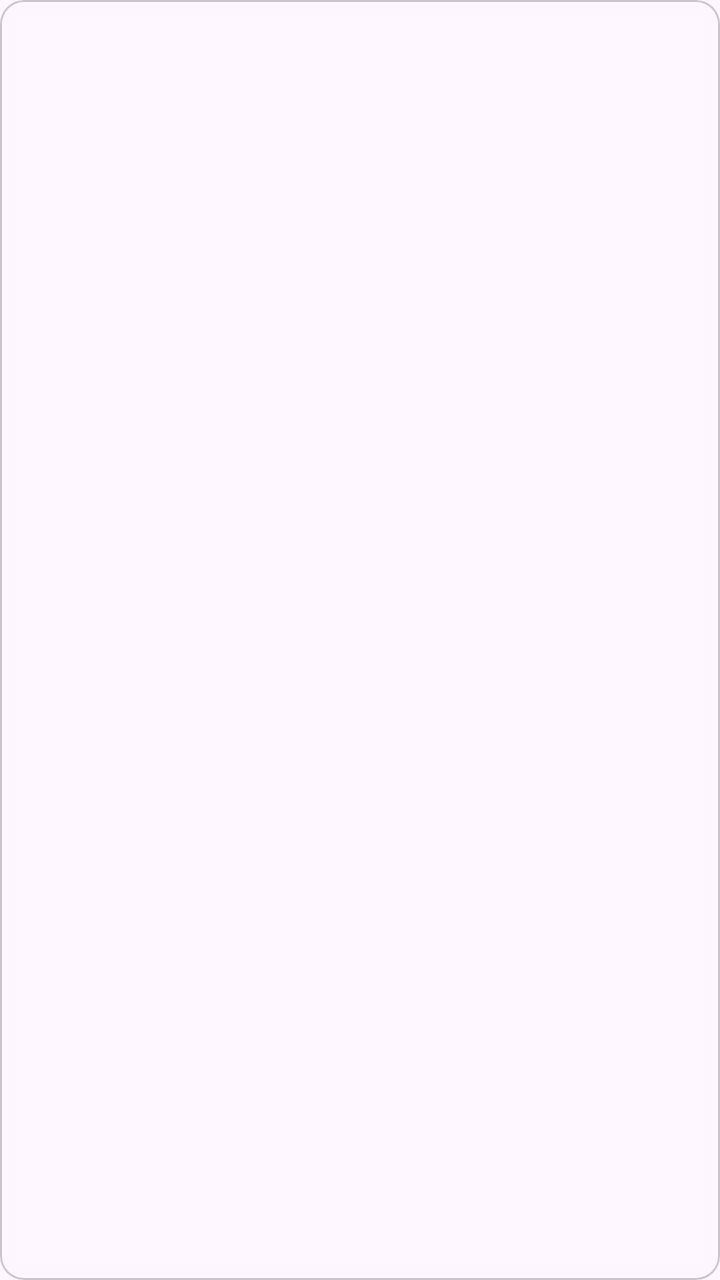
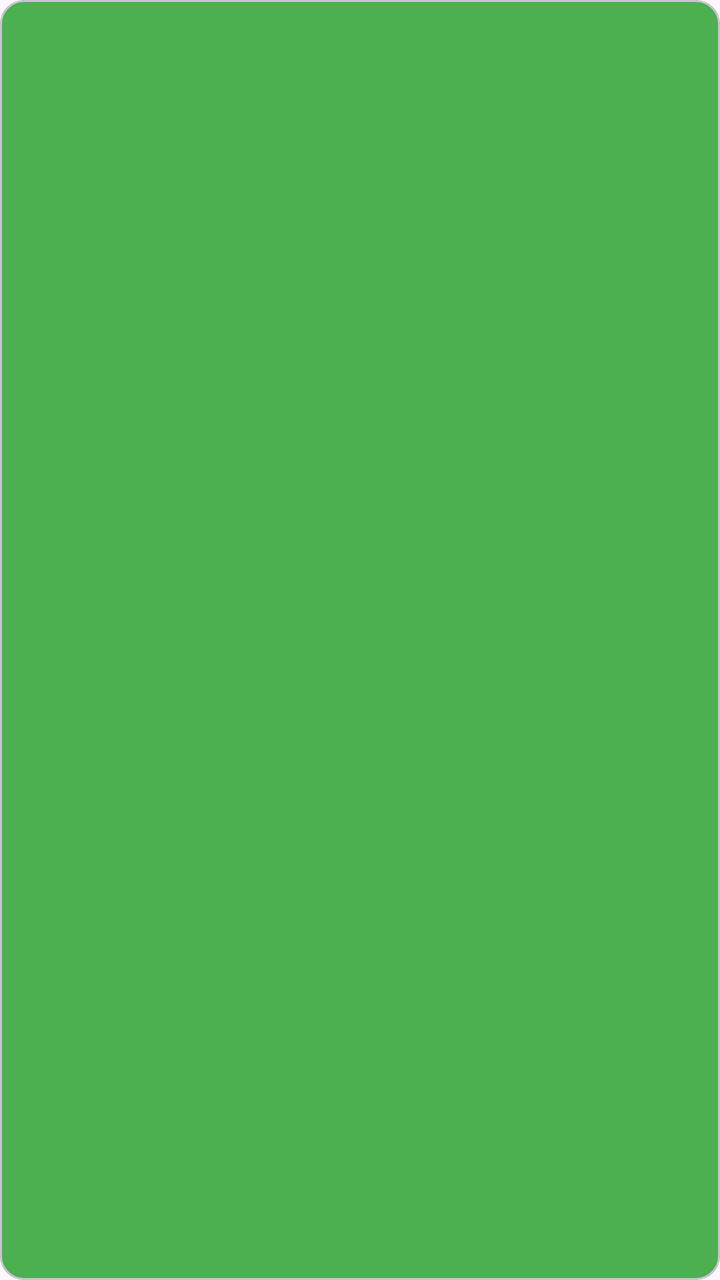

An Android layout rendered at two revisions. The XML below is the earlier revision; the diff shows what the commit changed to produce the second picture.
<!-- AndroidManifest.xml: application theme Theme.RecyclingTracker -->
<!-- res/layout/card_recycling_tracker.xml -->
<?xml version="1.0" encoding="utf-8"?>
<com.google.android.material.card.MaterialCardView
    xmlns:android="http://schemas.android.com/apk/res/android"
    android:layout_width="match_parent"
    android:layout_height="wrap_content"
    android:layout_margin="8dp">

    <LinearLayout
        android:layout_width="match_parent"
        android:layout_height="wrap_content"
        android:orientation="horizontal"
        android:padding="16dp">

        <ImageView
            android:id="@+id/recyclingTrackerImage"
            android:layout_width="64dp"
            android:layout_height="64dp"
            android:layout_marginEnd="16dp"
            android:contentDescription="@string/select_recyclingTracker_image" />

        <LinearLayout
            android:layout_width="match_parent"
            android:layout_height="wrap_content"
            android:orientation="vertical">

            <TextView
                android:id="@+id/recyclingTrackerTitle"
                android:layout_width="match_parent"
                android:layout_height="wrap_content"
                android:textColor="@color/colorAccent"
                android:textSize="24sp"
                android:textStyle="bold" />

            <TextView
                android:id="@+id/description"
                android:layout_width="match_parent"
                android:layout_height="wrap_content"
                android:textSize="16sp" />

            <TextView
                android:id="@+id/dateAdded"
                android:layout_width="match_parent"
                android:layout_height="wrap_content"
                android:layout_marginTop="8dp"
                android:textColor="@android:color/darker_gray"
                android:textSize="14sp" />
        </LinearLayout>

    </LinearLayout>

</com.google.android.material.card.MaterialCardView>
<!-- resources referenced by this layout -->
<resources>
  <color name="colorAccent">#4CAF50</color>
  <string name="select_recyclingTracker_image"> Select Recycling Bin image </string>
  <style name="Theme.RecyclingTracker" parent="Base.Theme.RecyclingTracker" />
  <style name="Base.Theme.RecyclingTracker" parent="Theme.Material3.DayNight.NoActionBar">
          
          <item name="colorPrimary">@color/colorAccent</item>
          <item name="colorPrimaryVariant">@color/colorPrimaryDark</item>
          <item name="colorOnPrimary">@color/white</item>
          
          <item name="colorOnSecondary">@color/black</item>
          
          <item name="android:statusBarColor">?attr/colorPrimaryVariant</item>
      </style>
  <color name="colorPrimaryDark">#2E7D32</color>
  <color name="white">#FFFFFFFF</color>
  <color name="black">#FF000000</color>
</resources>

<!-- the commit's change to res/layout/card_recycling_tracker.xml (unified diff, before → after) -->
@@ -1,9 +1,11 @@
 <?xml version="1.0" encoding="utf-8"?>
 <com.google.android.material.card.MaterialCardView
     xmlns:android="http://schemas.android.com/apk/res/android"
+    xmlns:app="http://schemas.android.com/apk/res-auto"
     android:layout_width="match_parent"
     android:layout_height="wrap_content"
-    android:layout_margin="8dp">
+    android:layout_margin="8dp"
+    app:cardBackgroundColor="@color/colorAccent">
 
     <LinearLayout
         android:layout_width="match_parent"
@@ -27,7 +29,7 @@
                 android:id="@+id/recyclingTrackerTitle"
                 android:layout_width="match_parent"
                 android:layout_height="wrap_content"
-                android:textColor="@color/colorAccent"
+                android:textColor="@color/white"
                 android:textSize="24sp"
                 android:textStyle="bold" />
 
@@ -35,14 +37,23 @@
                 android:id="@+id/description"
                 android:layout_width="match_parent"
                 android:layout_height="wrap_content"
+                android:textColor="@color/white"
                 android:textSize="16sp" />
+
+            <TextView
+                android:id="@+id/company"
+                android:layout_width="match_parent"
+                android:layout_height="wrap_content"
+                android:textSize="14sp"
+                android:textColor="@color/white"
+                android:textStyle="italic" />
 
             <TextView
                 android:id="@+id/dateAdded"
                 android:layout_width="match_parent"
                 android:layout_height="wrap_content"
                 android:layout_marginTop="8dp"
-                android:textColor="@android:color/darker_gray"
+                android:textColor="@color/white"
                 android:textSize="14sp" />
         </LinearLayout>
 
